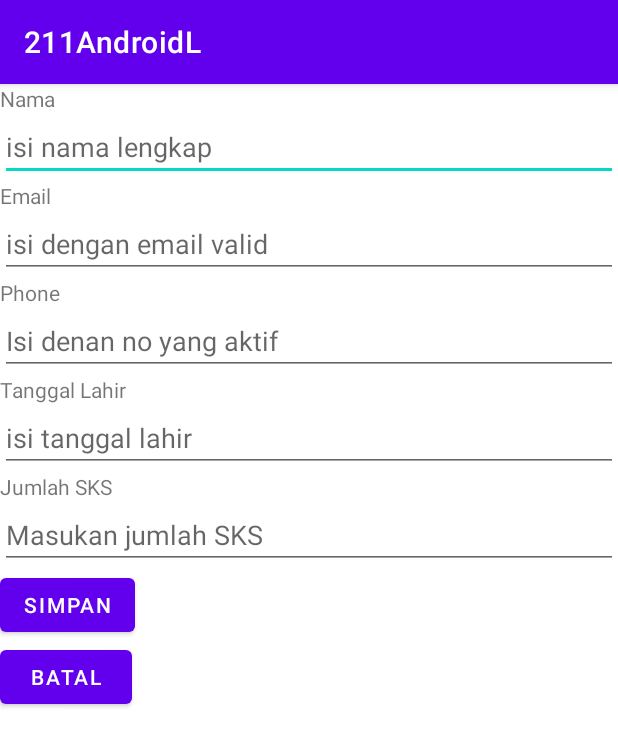
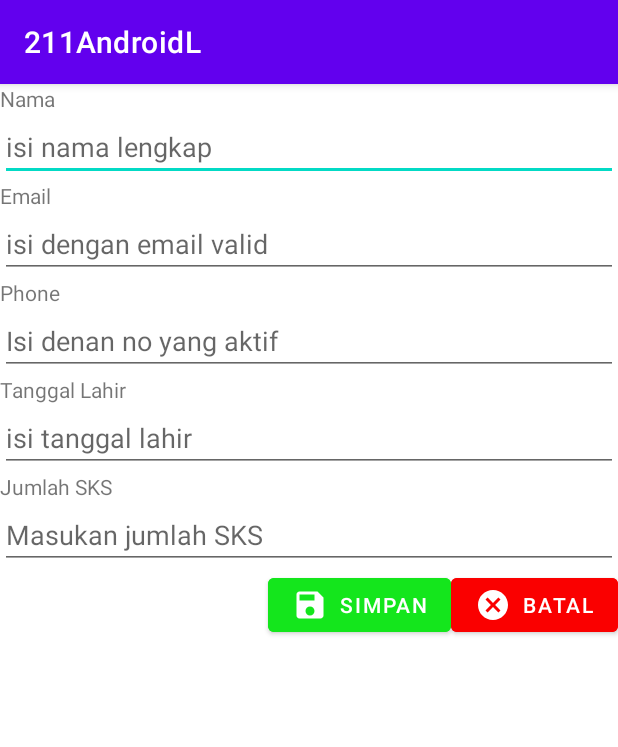
Before and after one commit to ardimhmmd/211AndroidL-5-MuhammadArdi, an Android app: the screen it shows after launch (MainActivity), on a phone screen of 412 x 824 dp. Shown: the top 747 px of the screen. Run offline under Robolectric (Android 15) with nearby library versions, the phone set to English and light mode, and no system bars.

Commit message:
Button, backgroundTint, colors, icon

```diff
--- /dev/null
+++ b/app/src/main/res/drawable/ic_baseline_cancel_24.xml
@@ -0,0 +1,5 @@
+<vector android:height="24dp" android:tint="#FFFFFF"
+    android:viewportHeight="24" android:viewportWidth="24"
+    android:width="24dp" xmlns:android="http://schemas.android.com/apk/res/android">
+    <path android:fillColor="@android:color/white" android:pathData="M12,2C6.47,2 2,6.47 2,12s4.47,10 10,10 10,-4.47 10,-10S17.53,2 12,2zM17,15.59L15.59,17 12,13.41 8.41,17 7,15.59 10.59,12 7,8.41 8.41,7 12,10.59 15.59,7 17,8.41 13.41,12 17,15.59z"/>
+</vector>
--- /dev/null
+++ b/app/src/main/res/drawable/ic_baseline_save_24.xml
@@ -0,0 +1,5 @@
+<vector android:height="24dp" android:tint="#FFFFFF"
+    android:viewportHeight="24" android:viewportWidth="24"
+    android:width="24dp" xmlns:android="http://schemas.android.com/apk/res/android">
+    <path android:fillColor="@android:color/white" android:pathData="M17,3L5,3c-1.11,0 -2,0.9 -2,2v14c0,1.1 0.89,2 2,2h14c1.1,0 2,-0.9 2,-2L21,7l-4,-4zM12,19c-1.66,0 -3,-1.34 -3,-3s1.34,-3 3,-3 3,1.34 3,3 -1.34,3 -3,3zM15,9L5,9L5,5h10v4z"/>
+</vector>
--- a/app/src/main/res/layout/activity_main.xml
+++ b/app/src/main/res/layout/activity_main.xml
@@ -77,16 +77,28 @@
         android:autofillHints="phone"
         />
 
+    <LinearLayout
+        android:layout_width="match_parent"
+        android:layout_height="wrap_content"
+        android:orientation="horizontal"
+        android:gravity="end"
+        >
     <Button
         android:layout_width="wrap_content"
         android:layout_height="wrap_content"
         android:text="@string/simpan"
+        android:backgroundTint="@color/success"
+        android:drawableLeft="@drawable/ic_baseline_save_24"
         />
 
     <Button
         android:layout_width="wrap_content"
         android:layout_height="wrap_content"
         android:text="@string/batal"
+        android:backgroundTint="@color/denger"
+        android:drawableLeft="@drawable/ic_baseline_cancel_24"
         />
+   </LinearLayout>
+
 
 </LinearLayout>
--- a/app/src/main/res/values/colors.xml
+++ b/app/src/main/res/values/colors.xml
@@ -7,4 +7,6 @@
     <color name="teal_700">#FF018786</color>
     <color name="black">#FF000000</color>
     <color name="white">#FFFFFFFF</color>
+    <color name="denger">#FA0000</color>
+    <color name="success">#14E61C</color>
 </resources>
```
